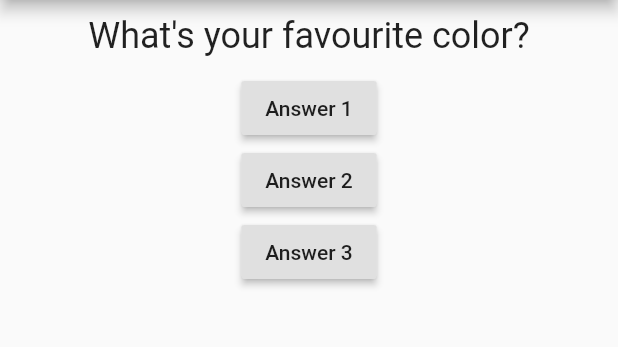
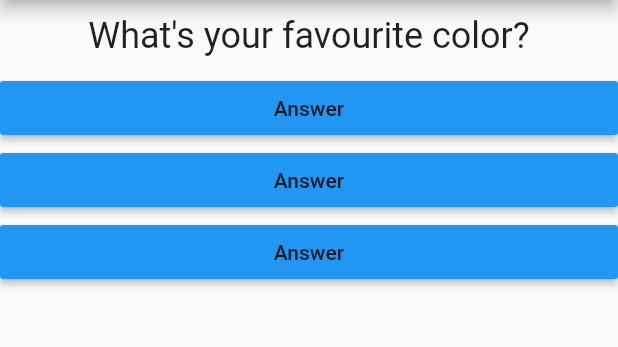
Before and after one commit to mymafm0405/firstFlutterApp, a Flutter app: the screen it shows after launch, on a phone screen of 412 x 824 dp, the part 84-431 px from its top. Run offline on Flutter 3.47's test engine with Material 2 defaults, Android fonts, the phone set to English and light mode, and no system bars.

```diff
--- /dev/null
+++ b/lib/answer.dart
@@ -0,0 +1,18 @@
+import 'package:flutter/material.dart';
+
+class Answer extends StatelessWidget {
+  final VoidCallback handler;
+  Answer(this.handler);
+
+  @override
+  Widget build(BuildContext context) {
+    return Container(
+      width: double.infinity,
+      child: RaisedButton(
+        color: Colors.blue,
+        child: Text('Answer'),
+        onPressed: handler,
+      ),
+    );
+  }
+}
--- a/lib/main.dart
+++ b/lib/main.dart
@@ -1,5 +1,6 @@
 import 'package:flutter/material.dart';
 import './question.dart';
+import './answer.dart';
 
 var questions = [
   'What\'s your favourite color?',
@@ -43,18 +44,9 @@ class MyAppState extends State<MyApp> {
         body: Column(
           children: [
             Question(questions[currentIndex]),
-            RaisedButton(
-              child: Text('Answer 1'),
-              onPressed: answerQuestion,
-            ),
-            RaisedButton(
-              child: Text('Answer 2'),
-              onPressed: answerQuestion,
-            ),
-            RaisedButton(
-              child: Text('Answer 3'),
-              onPressed: answerQuestion,
-            ),
+            Answer(answerQuestion),
+            Answer(answerQuestion),
+            Answer(answerQuestion),
           ],
         ),
       ),
```
